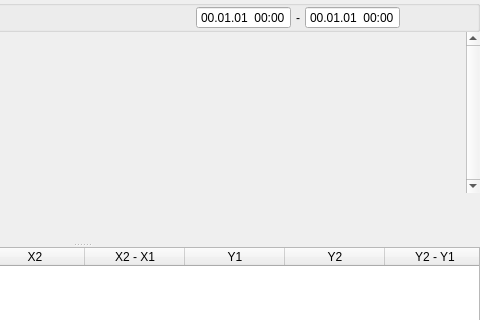
The window that src/SVGraphPanel/forms/graph_panel_widget.ui (Tyill/SVisual) describes before a commit, drawn with Qt 5; both pictures show x 316 to 796 and y 0 to 320 of the 796 by 557 pixel window.
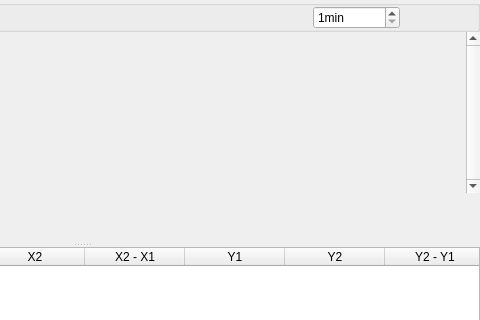
The same window after the commit. Icons and pictures are not drawn. Custom widgets are drawn as their Qt base class.

Diff of the .ui file:
```diff
--- a/src/SVGraphPanel/forms/graph_panel_widget.ui
+++ b/src/SVGraphPanel/forms/graph_panel_widget.ui
@@ -329,65 +329,18 @@
            </spacer>
           </item>
           <item>
-           <widget class="QDateTimeEdit" name="dTimeBegin">
-            <property name="sizePolicy">
-             <sizepolicy hsizetype="Preferred" vsizetype="Fixed">
-              <horstretch>0</horstretch>
-              <verstretch>0</verstretch>
-             </sizepolicy>
+           <widget class="QSpinBox" name="spnPeriodMin">
+            <property name="toolTip">
+             <string>Период времени для распределения сигнала, мин</string>
             </property>
-            <property name="maximumSize">
-             <size>
-              <width>130</width>
-              <height>16777215</height>
-             </size>
+            <property name="suffix">
+             <string>min</string>
             </property>
-            <property name="frame">
-             <bool>true</bool>
+            <property name="minimum">
+             <number>1</number>
             </property>
-            <property name="readOnly">
-             <bool>true</bool>
-            </property>
-            <property name="buttonSymbols">
-             <enum>QAbstractSpinBox::NoButtons</enum>
-            </property>
-            <property name="displayFormat">
-             <string>yy.MM.dd  HH:mm</string>
-            </property>
-           </widget>
-          </item>
-          <item>
-           <widget class="QLabel" name="lbDTime">
-            <property name="text">
-             <string>-</string>
-            </property>
-           </widget>
-          </item>
-          <item>
-           <widget class="QDateTimeEdit" name="dTimeEnd">
-            <property name="sizePolicy">
-             <sizepolicy hsizetype="Preferred" vsizetype="Fixed">
-              <horstretch>0</horstretch>
-              <verstretch>0</verstretch>
-             </sizepolicy>
-            </property>
-            <property name="maximumSize">
-             <size>
-              <width>130</width>
-              <height>16777215</height>
-             </size>
-            </property>
-            <property name="frame">
-             <bool>true</bool>
-            </property>
-            <property name="readOnly">
-             <bool>true</bool>
-            </property>
-            <property name="buttonSymbols">
-             <enum>QAbstractSpinBox::NoButtons</enum>
-            </property>
-            <property name="displayFormat">
-             <string>yy.MM.dd  HH:mm</string>
+            <property name="maximum">
+             <number>1000000</number>
             </property>
            </widget>
           </item>
```
Left out of the diff: 5 changed lines with no effect on the pictures.
